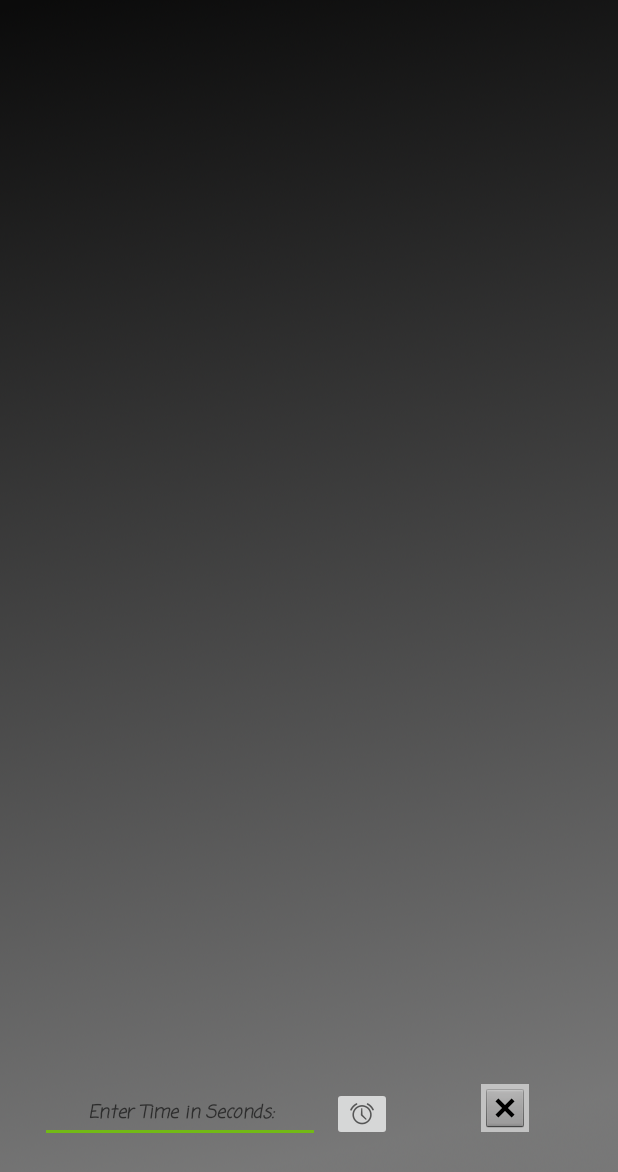
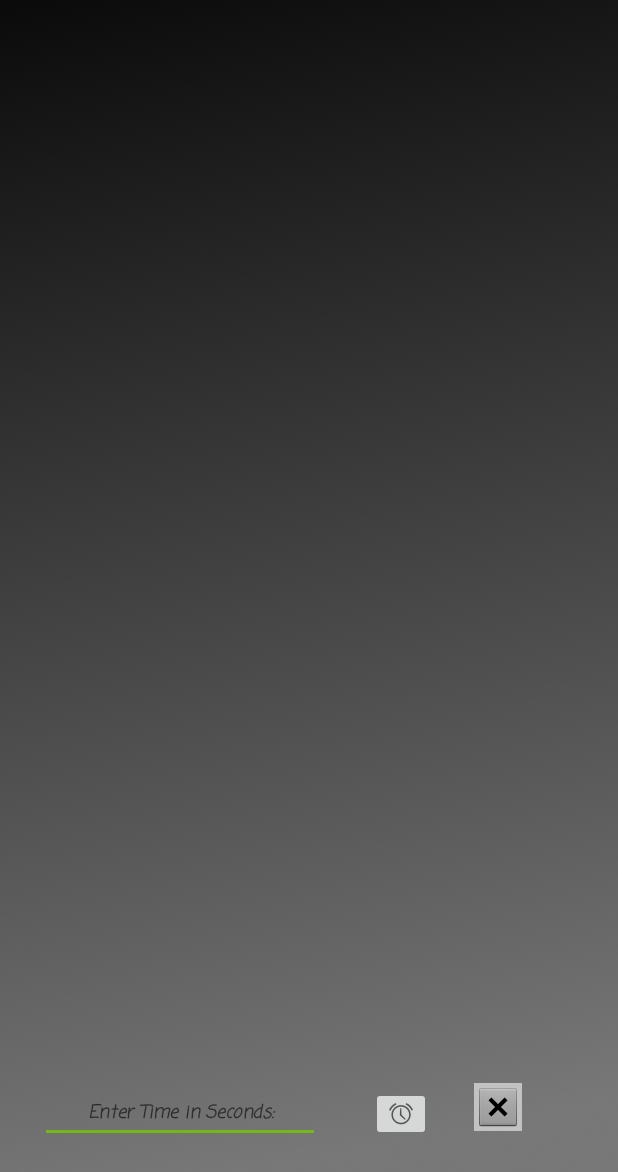
Before and after one commit to triggermike/WhateverYouWant, an Android app: the screen it shows after launch (MainActivity), on a phone screen of 412 x 824 dp. Shown: the top 1172 px of the screen. Run offline under Robolectric (Android 15) with nearby library versions, the phone set to English and light mode, and no system bars.

```diff
--- a/app/src/main/res/layout/activity_main.xml
+++ b/app/src/main/res/layout/activity_main.xml
@@ -11,11 +11,13 @@
         android:id="@+id/ivMainBackground"
         android:layout_width="0dp"
         android:layout_height="0dp"
+        android:scaleType="fitXY"
         app:layout_constraintBottom_toBottomOf="parent"
+        app:layout_constraintHorizontal_bias="0.0"
         app:layout_constraintLeft_toLeftOf="parent"
         app:layout_constraintRight_toRightOf="parent"
         app:layout_constraintTop_toTopOf="parent"
-        android:scaleType="fitXY"
+        app:layout_constraintVertical_bias="1.0"
         app:srcCompat="@color/colorBackground" />
 
     <ScrollView
@@ -74,10 +76,13 @@
         android:layout_width="wrap_content"
         android:layout_height="wrap_content"
         android:layout_marginBottom="8dp"
+        android:layout_marginEnd="8dp"
         android:layout_marginStart="8dp"
         android:layout_marginTop="8dp"
         android:contentDescription="@string/button_cd"
         app:layout_constraintBottom_toBottomOf="@+id/etMainUserInput"
+        app:layout_constraintEnd_toEndOf="parent"
+        app:layout_constraintHorizontal_bias="0.18"
         app:layout_constraintStart_toEndOf="@+id/etMainUserInput"
         app:layout_constraintTop_toTopOf="@+id/etMainUserInput"
         app:srcCompat="@android:drawable/ic_lock_idle_alarm" />
@@ -89,11 +94,14 @@
         android:layout_marginBottom="8dp"
         android:layout_marginEnd="8dp"
         android:layout_marginStart="8dp"
+        android:layout_marginTop="8dp"
         android:background="@color/colorBackground"
         android:src="@android:drawable/btn_dialog"
-        app:layout_constraintBottom_toBottomOf="@+id/etMainUserInput"
+        app:layout_constraintBottom_toBottomOf="parent"
         app:layout_constraintEnd_toEndOf="parent"
+        app:layout_constraintHorizontal_bias="0.27"
         app:layout_constraintStart_toEndOf="@+id/btnMainUserInput"
-        app:layout_constraintTop_toTopOf="@+id/etMainUserInput" />
+        app:layout_constraintTop_toTopOf="parent"
+        app:layout_constraintVertical_bias="0.92" />
 
 </android.support.constraint.ConstraintLayout>
--- a/app/src/main/res/values/strings.xml
+++ b/app/src/main/res/values/strings.xml
@@ -1,5 +1,5 @@
 <resources>
-    <string name="app_name">Kotlin Timer</string>
+    <string name="app_name">Outta Time</string>
     <string name="user_input_hint">Enter Time in Seconds:</string>
     <string name="button_cd">Press button to start timer</string>
     <string name="done">Zero!! That airhorn scared the chips out of me…</string>
```
Also changed, not shown: app/src/main/res/drawable/clock.png (added).
